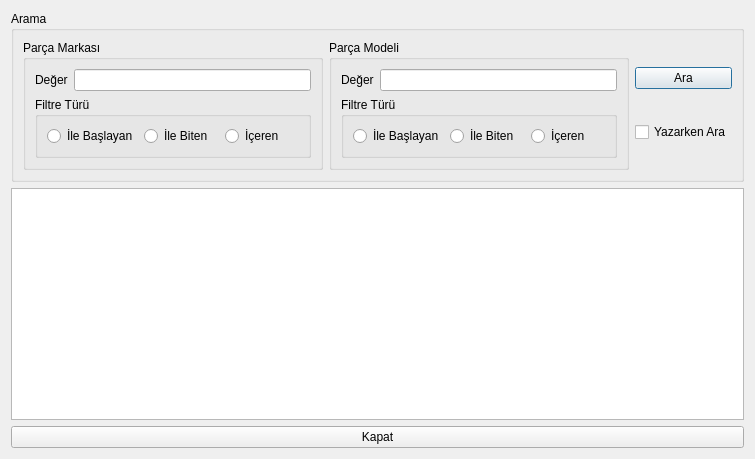
asirkacar/okulprojesi, file Desktop/tekno_market2/TKN_Market/UI/ListeFormlari/tknramliste.ui: the form before one commit.
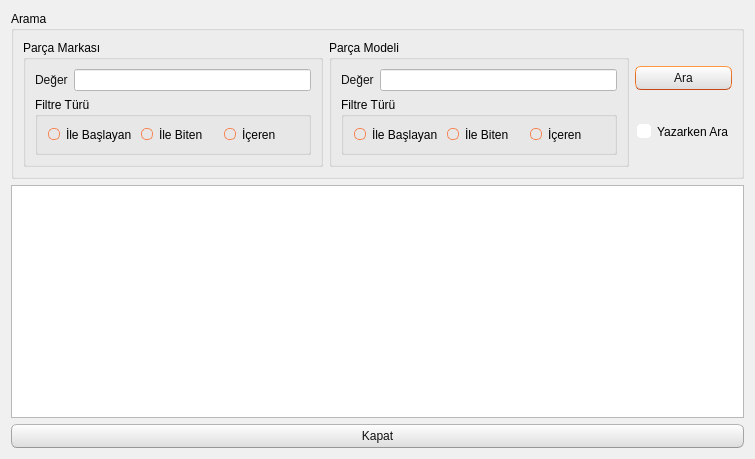
The form after the commit. Icons and pictures are not drawn.

Patch:
```diff
--- a/Desktop/tekno_market2/TKN_Market/UI/ListeFormlari/tknramliste.ui
+++ b/Desktop/tekno_market2/TKN_Market/UI/ListeFormlari/tknramliste.ui
@@ -13,6 +13,503 @@
   <property name="windowTitle">
    <string>Dialog</string>
   </property>
+  <property name="styleSheet">
+   <string notr="true">/*
+Ubuntu Style Sheet for QT Applications
+Author: Jaime A. Quiroga P.
+Company: GTRONICK
+Last updated: 09/10/2019 (dd/mm/yyyy), 12:31.
+Available at: https://github.com/GTRONICK/QSS/blob/master/Ubuntu.qss
+*/
+QMainWindow {
+	background-color:#f0f0f0;
+}
+QCheckBox {
+	padding:2px;
+}
+QCheckBox:hover {
+	border:1px solid rgb(255,150,60);
+	border-radius:4px;
+	padding: 1px;
+	background-color:qlineargradient(spread:pad, x1:0.5, y1:1, x2:0.5, y2:0, stop:0 rgba(190, 90, 50, 50), stop:1 rgba(250, 130, 40, 50));
+}
+QCheckBox::indicator:checked {
+	border:1px solid rgb(246, 134, 86);
+	border-radius:4px;
+  	background-color:rgb(246, 134, 86)
+}
+QCheckBox::indicator:unchecked {
+	border-width:1px solid rgb(246, 134, 86);
+	border-radius:4px;
+  	background-color:rgb(255,255,255);
+}
+QColorDialog {
+	background-color:#f0f0f0;
+}
+QComboBox {
+	color:rgb(81,72,65);
+	background: #ffffff;
+}
+QComboBox:editable {
+	selection-color:rgb(81,72,65);
+	selection-background-color: #ffffff;
+}
+QComboBox QAbstractItemView {
+	selection-color: #ffffff;
+	selection-background-color: rgb(246, 134, 86);
+}
+QComboBox:!editable:on, QComboBox::drop-down:editable:on {
+	color:  #1e1d23;	
+}
+QDateTimeEdit, QDateEdit, QDoubleSpinBox, QFontComboBox {
+	color:rgb(81,72,65);
+	background-color: #ffffff;
+}
+
+QDialog {
+	background-color:#f0f0f0;
+}
+
+QLabel,QLineEdit {
+	color:rgb(17,17,17);
+}
+QLineEdit {
+	background-color:rgb(255,255,255);
+	selection-background-color:rgb(236,116,64);
+}
+QMenuBar {
+	color:rgb(223,219,210);
+	background-color:rgb(65,64,59);
+}
+QMenuBar::item {
+	padding-top:4px;
+	padding-left:4px;
+	padding-right:4px;
+	color:rgb(223,219,210);
+	background-color:rgb(65,64,59);
+}
+QMenuBar::item:selected {
+	color:rgb(255,255,255);
+	padding-top:2px;
+	padding-left:2px;
+	padding-right:2px;
+	border-top-width:2px;
+	border-left-width:2px;
+	border-right-width:2px;
+	border-top-right-radius:4px;
+	border-top-left-radius:4px;
+	border-style:solid;
+	background-color:rgb(65,64,59);
+	border-top-color: rgb(47,47,44);
+	border-right-color: qlineargradient(spread:pad, x1:0, y1:1, x2:1, y2:0, stop:0 rgba(90, 87, 78, 255), stop:1 rgba(47,47,44, 255));
+	border-left-color:  qlineargradient(spread:pad, x1:1, y1:0, x2:0, y2:0, stop:0 rgba(90, 87, 78, 255), stop:1 rgba(47,47,44, 255));
+}
+QMenu {
+	color:rgb(223,219,210);
+	background-color:rgb(65,64,59);
+}
+QMenu::item {
+	color:rgb(223,219,210);
+	padding:4px 10px 4px 20px;
+}
+QMenu::item:selected {
+	color:rgb(255,255,255);
+	background-color: qlineargradient(spread:pad, x1:0.5, y1:1, x2:0.5, y2:0, stop:0 rgba(225, 108, 54, 255), stop:1 rgba(246, 134, 86, 255));
+	border-style:solid;
+	border-width:3px;
+	padding:4px 7px 4px 17px;
+	border-bottom-color:qlineargradient(spread:pad, x1:0.5, y1:1, x2:0.5, y2:0, stop:0 rgba(175,85,48,255), stop:1 rgba(236,114,67, 255));
+	border-top-color:qlineargradient(spread:pad, x1:0.5, y1:1, x2:0.5, y2:0, stop:0 rgba(253,156,113,255), stop:1 rgba(205,90,46, 255));
+	border-right-color:qlineargradient(spread:pad, x1:0, y1:0.5, x2:1, y2:0.5, stop:0 rgba(253,156,113,255), stop:1 rgba(205,90,46, 255));
+	border-left-color:qlineargradient(spread:pad, x1:1, y1:0.5, x2:0, y2:0.5, stop:0 rgba(253,156,113,255), stop:1 rgba(205,90,46, 255));
+}
+QPlainTextEdit {
+	border-width: 1px solid transparent;
+	color:rgb(17,17,17);
+	selection-background-color:rgb(236,116,64);
+}
+QProgressBar {
+	text-align: center;
+	color: rgb(0, 0, 0);
+	border: 1px inset rgb(150,150,150); 
+	border-radius: 10px;
+	background-color:rgb(221,221,219);
+}
+QProgressBar::chunk:horizontal {
+	background-color: qlineargradient(spread:pad, x1:0.5, y1:1, x2:0.5, y2:0, stop:0 rgba(225, 108, 54, 255), stop:1 rgba(246, 134, 86, 255));
+	border:1px solid;
+	border-radius:8px;
+	border-bottom-color:qlineargradient(spread:pad, x1:0.5, y1:1, x2:0.5, y2:0, stop:0 rgba(175,85,48,255), stop:1 rgba(236,114,67, 255));
+	border-top-color:qlineargradient(spread:pad, x1:0.5, y1:1, x2:0.5, y2:0, stop:0 rgba(253,156,113,255), stop:1 rgba(205,90,46, 255));
+	border-right-color:qlineargradient(spread:pad, x1:0, y1:0.5, x2:1, y2:0.5, stop:0 rgba(253,156,113,255), stop:1 rgba(205,90,46, 255));
+	border-left-color:qlineargradient(spread:pad, x1:1, y1:0.5, x2:0, y2:0.5, stop:0 rgba(253,156,113,255), stop:1 rgba(205,90,46, 255));
+}
+QPushButton{
+	color:rgb(17,17,17);
+	border-width: 1px;
+	border-radius: 6px;
+	border-bottom-color: rgb(150,150,150);
+	border-right-color: rgb(165,165,165);
+	border-left-color: rgb(165,165,165);
+	border-top-color: rgb(180,180,180);
+	border-style: solid;
+	padding: 4px;
+	background-color: qlineargradient(spread:pad, x1:0.5, y1:1, x2:0.5, y2:0, stop:0 rgba(220, 220, 220, 255), stop:1 rgba(255, 255, 255, 255));
+}
+QPushButton:hover{
+	color:rgb(17,17,17);
+	border-width: 1px;
+	border-radius:6px;
+	border-top-color: rgb(255,150,60);
+	border-right-color: qlineargradient(spread:pad, x1:0, y1:1, x2:1, y2:0, stop:0 rgba(200, 70, 20, 255), stop:1 rgba(255,150,60, 255));
+	border-left-color:  qlineargradient(spread:pad, x1:1, y1:0, x2:0, y2:0, stop:0 rgba(200, 70, 20, 255), stop:1 rgba(255,150,60, 255));
+	border-bottom-color: rgb(200,70,20);
+	border-style: solid;
+	padding: 2px;
+	background-color: qlineargradient(spread:pad, x1:0.5, y1:1, x2:0.5, y2:0, stop:0 rgba(220, 220, 220, 255), stop:1 rgba(255, 255, 255, 255));
+}
+QPushButton:default{
+	color:rgb(17,17,17);
+	border-width: 1px;
+	border-radius:6px;
+	border-top-color: rgb(255,150,60);
+	border-right-color: qlineargradient(spread:pad, x1:0, y1:1, x2:1, y2:0, stop:0 rgba(200, 70, 20, 255), stop:1 rgba(255,150,60, 255));
+	border-left-color:  qlineargradient(spread:pad, x1:1, y1:0, x2:0, y2:0, stop:0 rgba(200, 70, 20, 255), stop:1 rgba(255,150,60, 255));
+	border-bottom-color: rgb(200,70,20);
+	border-style: solid;
+	padding: 2px;
+	background-color: qlineargradient(spread:pad, x1:0.5, y1:1, x2:0.5, y2:0, stop:0 rgba(220, 220, 220, 255), stop:1 rgba(255, 255, 255, 255));
+}
+QPushButton:pressed{
+	color:rgb(17,17,17);
+	border-width: 1px;
+	border-radius: 6px;
+	border-width: 1px;
+	border-top-color: rgba(255,150,60,200);
+	border-right-color: qlineargradient(spread:pad, x1:0, y1:1, x2:1, y2:0, stop:0 rgba(200, 70, 20, 255), stop:1 rgba(255,150,60, 200));
+	border-left-color:  qlineargradient(spread:pad, x1:1, y1:0, x2:0, y2:0, stop:0 rgba(200, 70, 20, 255), stop:1 rgba(255,150,60, 200));
+	border-bottom-color: rgba(200,70,20,200);
+	border-style: solid;
+	padding: 2px;
+	background-color: qlineargradient(spread:pad, x1:0.5, y1:0, x2:0.5, y2:1, stop:0 rgba(220, 220, 220, 255), stop:1 rgba(255, 255, 255, 255));
+}
+QPushButton:disabled{
+	color:rgb(174,167,159);
+	border-width: 1px;
+	border-radius: 6px;
+	background-color: qlineargradient(spread:pad, x1:0.5, y1:1, x2:0.5, y2:0, stop:0 rgba(200, 200, 200, 255), stop:1 rgba(230, 230, 230, 255));
+}
+QRadioButton {
+	padding: 1px;
+}
+QRadioButton::indicator:checked {
+	height: 10px;
+	width: 10px;
+	border-style:solid;
+	border-radius:5px;
+	border-width: 1px;
+	border-color: rgba(246, 134, 86, 255);
+	color: #a9b7c6;
+	background-color:rgba(246, 134, 86, 255);
+}
+QRadioButton::indicator:!checked {
+	height: 10px;
+	width: 10px;
+	border-style:solid;
+	border-radius:5px;
+	border-width: 1px;
+	border-color: rgb(246, 134, 86);
+	color: #a9b7c6;
+	background-color: transparent;
+}
+QScrollArea {
+	color: white;
+	background-color:#f0f0f0;
+}
+QSlider::groove {
+	border-style: solid;
+	border-width: 1px;
+	border-color: rgb(207,207,207);
+}
+QSlider::groove:horizontal {
+	height: 5px;
+	background: rgb(246, 134, 86);
+}
+QSlider::groove:vertical {
+	width: 5px;
+	background: rgb(246, 134, 86);
+}
+QSlider::handle:horizontal {
+	background: rgb(253,253,253);
+	border-style: solid;
+	border-width: 1px;
+	border-color: rgb(207,207,207);
+	width: 12px;
+	margin: -5px 0;
+	border-radius: 7px;
+}
+QSlider::handle:vertical {
+	background: rgb(253,253,253);
+	border-style: solid;
+	border-width: 1px;
+	border-color: rgb(207,207,207);
+	height: 12px;
+	margin: 0 -5px;
+	border-radius: 7px;
+}
+QSlider::add-page:horizontal, QSlider::add-page:vertical {
+ 	background: white;
+}
+QSlider::sub-page:horizontal, QSlider::sub-page:vertical {
+	background: rgb(246, 134, 86);
+}
+QStatusBar, QSpinBox {
+	color:rgb(81,72,65);
+}
+QSpinBox {
+	background-color: #ffffff;
+}
+QScrollBar:horizontal {
+	max-height: 20px;
+	border: 1px transparent;
+	margin: 0px 20px 0px 20px;
+}
+QScrollBar::handle:horizontal {
+	background: rgb(253,253,253);
+	border: 1px solid rgb(207,207,207);
+	border-radius: 7px;
+	min-width: 25px;
+}
+QScrollBar::handle:horizontal:hover {
+	background: rgb(253,253,253);
+	border: 1px solid rgb(255,150,60);
+	border-radius: 7px;
+	min-width: 25px;
+}
+QScrollBar::add-line:horizontal {
+  	border: 1px solid rgb(207,207,207);
+  	border-top-right-radius: 7px;
+  	border-top-left-radius: 7px;
+  	border-bottom-right-radius: 7px;
+  	background: rgb(255, 255, 255);
+  	width: 20px;
+  	subcontrol-position: right;
+  	subcontrol-origin: margin;
+}
+QScrollBar::add-line:horizontal:hover {
+  	border: 1px solid rgb(255,150,60);
+  	border-top-right-radius: 7px;
+  	border-top-left-radius: 7px;
+  	border-bottom-right-radius: 7px;
+  	background: rgb(255, 255, 255);
+  	width: 20px;
+  	subcontrol-position: right;
+  	subcontrol-origin: margin;
+}
+QScrollBar::add-line:horizontal:pressed {
+  	border: 1px solid grey;
+  	border-top-left-radius: 7px;
+  	border-top-right-radius: 7px;
+  	border-bottom-right-radius: 7px;
+  	background: rgb(231,231,231);
+  	width: 20px;
+  	subcontrol-position: right;
+  	subcontrol-origin: margin;
+}
+QScrollBar::sub-line:horizontal {
+  	border: 1px solid rgb(207,207,207);
+  	border-top-right-radius: 7px;
+  	border-top-left-radius: 7px;
+  	border-bottom-left-radius: 7px;
+  	background: rgb(255, 255, 255);
+  	width: 20px;
+  	subcontrol-position: left;
+  	subcontrol-origin: margin;
+}
+QScrollBar::sub-line:horizontal:hover {
+  	border: 1px solid rgb(255,150,60);
+  	border-top-right-radius: 7px;
+  	border-top-left-radius: 7px;
+  	border-bottom-left-radius: 7px;
+  	background: rgb(255, 255, 255);
+  	width: 20px;
+  	subcontrol-position: left;
+  	subcontrol-origin: margin;
+}
+QScrollBar::sub-line:horizontal:pressed {
+  	border: 1px solid grey;
+  	border-top-right-radius: 7px;
+  	border-top-left-radius: 7px;
+  	border-bottom-left-radius: 7px;
+  	background: rgb(231,231,231);
+  	width: 20px;
+  	subcontrol-position: left;
+  	subcontrol-origin: margin;
+}
+QScrollBar::left-arrow:horizontal {
+  	border: 1px transparent grey;
+  	border-top-left-radius: 3px;
+  	border-bottom-left-radius: 3px;
+  	width: 6px;
+  	height: 6px;
+  	background: rgb(230,230,230);
+}
+QScrollBar::right-arrow:horizontal {
+	border: 1px transparent grey;
+	border-top-right-radius: 3px;
+	border-bottom-right-radius: 3px;
+  	width: 6px;
+  	height: 6px;
+ 	background: rgb(230,230,230);
+}
+QScrollBar::add-page:horizontal, QScrollBar::sub-page:horizontal {
+ 	background: none;
+} 
+QScrollBar:vertical {
+	max-width: 20px;
+	border: 1px transparent grey;
+	margin: 20px 0px 20px 0px;
+}
+QScrollBar::add-line:vertical {
+	border: 1px solid;
+	border-color: rgb(207,207,207);
+	border-bottom-right-radius: 7px;
+	border-bottom-left-radius: 7px;
+	border-top-left-radius: 7px;
+	background: rgb(255, 255, 255);
+  	height: 20px;
+  	subcontrol-position: bottom;
+  	subcontrol-origin: margin;
+}
+QScrollBar::add-line:vertical:hover {
+  	border: 1px solid;
+  	border-color: rgb(255,150,60);
+  	border-bottom-right-radius: 7px;
+  	border-bottom-left-radius: 7px;
+  	border-top-left-radius: 7px;
+  	background: rgb(255, 255, 255);
+  	height: 20px;
+  	subcontrol-position: bottom;
+  	subcontrol-origin: margin;
+}
+QScrollBar::add-line:vertical:pressed {
+  	border: 1px solid grey;
+  	border-bottom-left-radius: 7px;
+  	border-bottom-right-radius: 7px;
+  	border-top-left-radius: 7px;
+  	background: rgb(231,231,231);
+  	height: 20px;
+  	subcontrol-position: bottom;
+  	subcontrol-origin: margin;
+}
+QScrollBar::sub-line:vertical {
+  	border: 1px solid rgb(207,207,207);
+  	border-top-right-radius: 7px;
+  	border-top-left-radius: 7px;
+  	border-bottom-left-radius: 7px;
+  	background: rgb(255, 255, 255);
+  	height: 20px;
+  	subcontrol-position: top;
+  	subcontrol-origin: margin;
+}
+QScrollBar::sub-line:vertical:hover {
+  	border: 1px solid rgb(255,150,60);
+  	border-top-right-radius: 7px;
+  	border-top-left-radius: 7px;
+  	border-bottom-left-radius: 7px;
+	background: rgb(255, 255, 255);
+  	height: 20px;
+  	subcontrol-position: top;
+  	subcontrol-origin: margin;
+}
+QScrollBar::sub-line:vertical:pressed {
+  	border: 1px solid grey;
+  	border-top-left-radius: 7px;
+  	border-top-right-radius: 7px;
+  	background: rgb(231,231,231);
+ 	height: 20px;
+  	subcontrol-position: top;
+  	subcontrol-origin: margin;
+}
+QScrollBar::handle:vertical {
+	background: rgb(253,253,253);
+	border: 1px solid rgb(207,207,207);
+	border-radius: 7px;
+	min-height: 25px;
+}
+QScrollBar::handle:vertical:hover {
+	background: rgb(253,253,253);
+	border: 1px solid rgb(255,150,60);
+	border-radius: 7px;
+	min-height: 25px;
+}
+QScrollBar::up-arrow:vertical {
+	border: 1px transparent grey;
+  	border-top-left-radius: 3px;
+	border-top-right-radius: 3px;
+  	width: 6px;
+  	height: 6px;
+  	background: rgb(230,230,230);
+}
+QScrollBar::down-arrow:vertical {
+  	border: 1px transparent grey;
+  	border-bottom-left-radius: 3px;
+  	border-bottom-right-radius: 3px;
+  	width: 6px;
+  	height: 6px;
+  	background: rgb(230,230,230);
+}
+QScrollBar::add-page:vertical, QScrollBar::sub-page:vertical {
+  	background: none;
+}
+QTabWidget {
+	color:rgb(0,0,0);
+	background-color:rgb(247,246,246);
+}
+QTabWidget::pane {
+	border-color: rgb(180,180,180);
+	background-color:rgb(247,246,246);
+	border-style: solid;
+	border-width: 1px;
+  	border-radius: 6px;
+}
+QTabBar::tab {
+	padding-left:4px;
+	padding-right:4px;
+	padding-bottom:2px;
+	padding-top:2px;
+	color:rgb(81,72,65);
+  	background-color: qlineargradient(spread:pad, x1:0.5, y1:1, x2:0.5, y2:0, stop:0 rgba(221,218,217,255), stop:1 rgba(240,239,238,255));
+	border-style: solid;
+	border-width: 1px;
+  	border-top-right-radius:4px;
+	border-top-left-radius:4px;
+	border-top-color: rgb(180,180,180);
+	border-left-color: rgb(180,180,180);
+	border-right-color: rgb(180,180,180);
+	border-bottom-color: transparent;
+}
+QTabBar::tab:selected, QTabBar::tab:last:selected, QTabBar::tab:hover {
+  	background-color:rgb(247,246,246);
+  	margin-left: 0px;
+  	margin-right: 1px;
+}
+QTabBar::tab:!selected {
+	margin-top: 1px;
+	margin-right: 1px;
+}
+QTextEdit {
+	border-width: 1px;
+	border-style: solid;
+	border-color:transparent;
+	color:rgb(17,17,17);
+	selection-background-color:rgb(236,116,64);
+}
+QTimeEdit, QToolBox, QToolBox::tab, QToolBox::tab:selected {
+	color:rgb(81,72,65);
+	background-color: #ffffff;
+}</string>
+  </property>
   <layout class="QVBoxLayout" name="verticalLayout_4">
    <item>
     <widget class="QGroupBox" name="groupBox">
```
Left out of the diff: 12 changed lines with no effect on the pictures.
